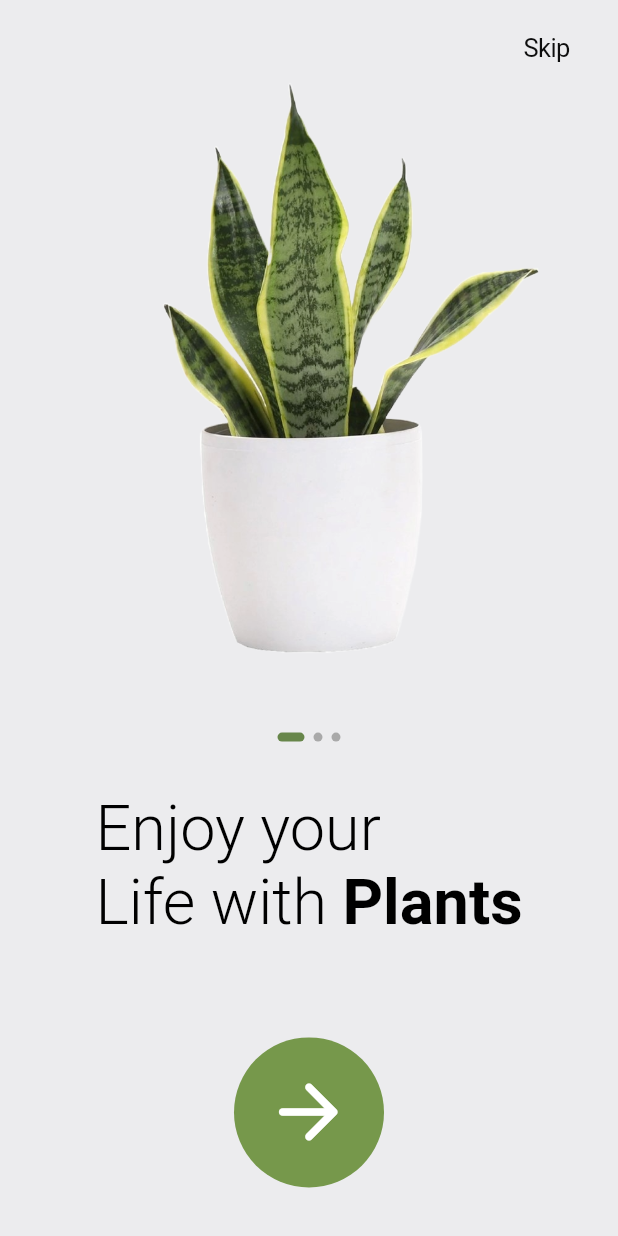
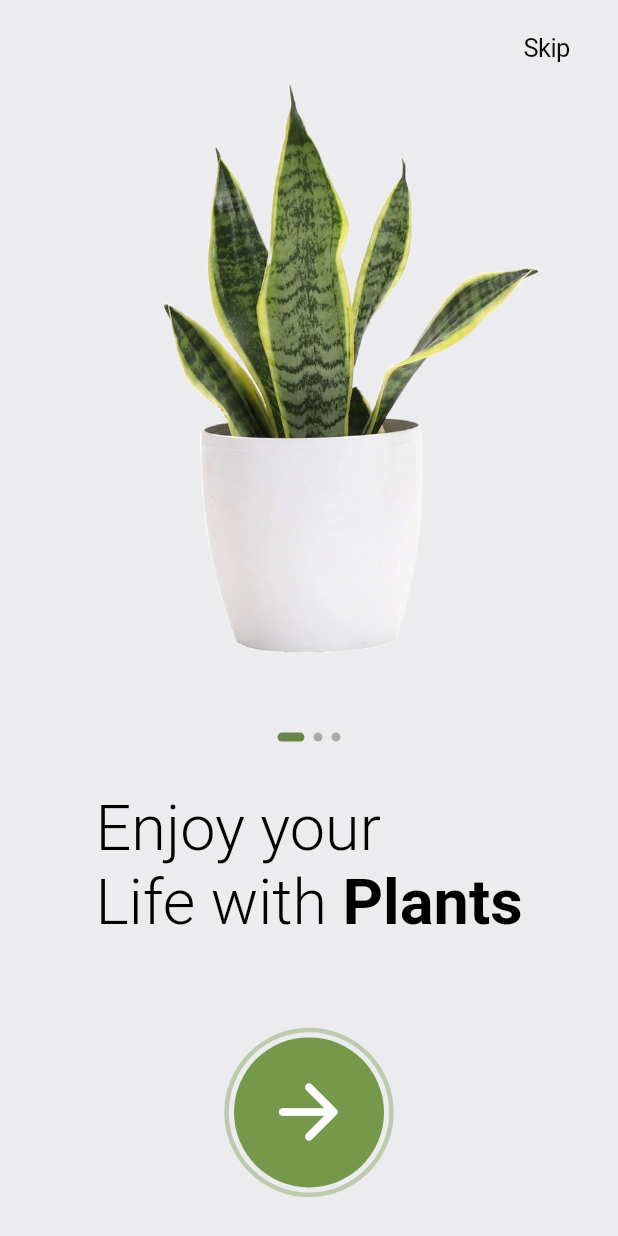
Before and after one commit to ViktorKirjanov/plants_ui_challenge, a Flutter app: the screen it shows after launch, on a phone screen of 412 x 824 dp. Run offline on Flutter 3.47's test engine with Material 2 defaults, Android fonts, the phone set to English and light mode, and no system bars; drawn by our look-alikes of smooth_page_indicator; our stand-ins replace equatable, flutter_bloc, flutter_svg, like_button, loading_animation_widget.

Commit message:
feat: add animation circle on init page

```diff
--- a/lib/blocs/products_bloc/products_bloc.dart
+++ b/lib/blocs/products_bloc/products_bloc.dart
@@ -27,7 +27,6 @@ class ProductsBloc extends Bloc<ProductsEvent, ProductsState> {
   ) async {
     final newProducts = [...(state as SuccessProductsState).products];
     final index = newProducts.indexWhere((element) => element.id == event.id);
-    print("----index: $index");
     final newValue = !newProducts[index].isLiked;
     final newProduct = newProducts[index].copyWith(isLiked: newValue);
     newProducts[index] = newProduct;
--- /dev/null
+++ b/lib/pages/init_page/_widgets/circle_animaion.dart
@@ -0,0 +1,52 @@
+import 'package:flutter/material.dart';
+import 'package:plants_ui_challenge/styles/colors.dart';
+
+class AnimatedCircle extends StatefulWidget {
+  const AnimatedCircle({super.key, required this.containerHeight});
+
+  final double containerHeight;
+
+  @override
+  AnimatedCircleState createState() => AnimatedCircleState();
+}
+
+class AnimatedCircleState extends State<AnimatedCircle> with SingleTickerProviderStateMixin {
+  late AnimationController _controller;
+
+  @override
+  void initState() {
+    super.initState();
+    _controller = AnimationController(
+      vsync: this,
+      duration: const Duration(milliseconds: 1500),
+    );
+    _controller.repeat(reverse: false);
+  }
+
+  @override
+  void dispose() {
+    _controller.dispose();
+    super.dispose();
+  }
+
+  @override
+  Widget build(BuildContext context) => Center(
+        child: AnimatedBuilder(
+          animation: _controller,
+          builder: (context, child) => Opacity(
+            opacity: 1.0 - _controller.value,
+            child: Container(
+              width: 100 + _controller.value * (widget.containerHeight - 100),
+              height: 100 + _controller.value * (widget.containerHeight - 100),
+              decoration: BoxDecoration(
+                shape: BoxShape.circle,
+                border: Border.all(
+                  width: 3.0,
+                  color: AppColors.green.withOpacity(0.5),
+                ),
+              ),
+            ),
+          ),
+        ),
+      );
+}
--- a/lib/pages/init_page/_widgets/next_button.dart
+++ b/lib/pages/init_page/_widgets/next_button.dart
@@ -1,4 +1,5 @@
 import 'package:flutter/material.dart';
+import 'package:plants_ui_challenge/pages/init_page/_widgets/circle_animaion.dart';
 import 'package:plants_ui_challenge/pages/products_page/products_page.dart';
 import 'package:plants_ui_challenge/styles/colors.dart';
 
@@ -8,7 +9,11 @@ class NextButton extends StatelessWidget {
   @override
   Widget build(BuildContext context) => Expanded(
         flex: 2,
-        child: Center(
+        child: LayoutBuilder(
+          builder: (BuildContext context, BoxConstraints constraints) => Stack(
+            children: [
+              AnimatedCircle(containerHeight: constraints.maxHeight),
+              Center(
                 child: SizedBox(
                   height: 100.0,
                   width: 100.0,
@@ -30,5 +35,8 @@ class NextButton extends StatelessWidget {
                   ),
                 ),
               ),
+            ],
+          ),
+        ),
       );
 }
```
Lines whose indentation alone changed are shown as unchanged.
